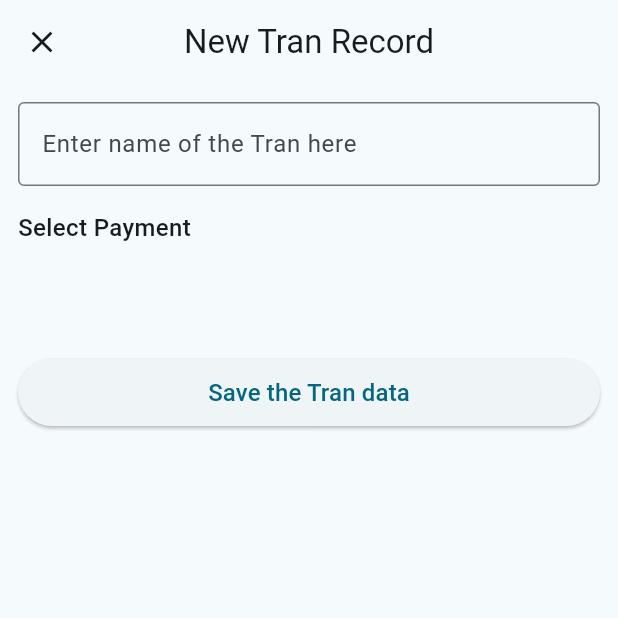
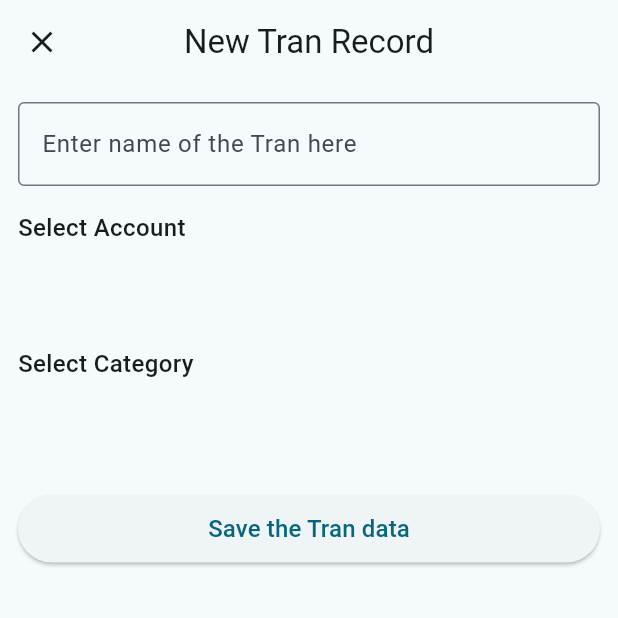
Before and after one commit to Thinnakorn050/mywallet, a Flutter app: the screen it shows after launch, after a tap on an icon or button, on a phone screen of 412 x 824 dp, the top half of it. Run offline on Flutter 3.47's test engine with Material 3 defaults, Android fonts, the phone set to English and light mode, and no system bars; our stand-ins replace font_awesome_flutter, sqflite; accounts and stored records are empty.

Commit message:
category complete

```diff
--- a/lib/common_widgets/payment_selector.dart
+++ b/lib/common_widgets/account_selector.dart
@@ -1,13 +1,13 @@
 import 'package:flutter/material.dart';
 
-class PaymentSelector extends StatelessWidget {
-  const PaymentSelector({
+class AccountSelector extends StatelessWidget {
+  const AccountSelector({
     Key? key,
-    required this.breeds,
+    required this.accounts,
     required this.selectedIndex,
     required this.onChanged,
   }) : super(key: key);
-  final List<String> breeds;
+  final List<String> accounts;
   final int selectedIndex;
   final Function(int) onChanged;
 
@@ -17,7 +17,7 @@ class PaymentSelector extends StatelessWidget {
       crossAxisAlignment: CrossAxisAlignment.start,
       children: [
         Text(
-          'Select Payment',
+          'Select Account',
           style: TextStyle(
             fontSize: 16.0,
             fontWeight: FontWeight.w500,
@@ -28,7 +28,7 @@ class PaymentSelector extends StatelessWidget {
           height: 40.0,
           child: ListView.builder(
             scrollDirection: Axis.horizontal,
-            itemCount: breeds.length,
+            itemCount: accounts.length,
             itemBuilder: (context, index) {
               return GestureDetector(
                 onTap: () => onChanged(index),
@@ -45,7 +45,7 @@ class PaymentSelector extends StatelessWidget {
                           selectedIndex == index ? Colors.teal : Colors.black,
                     ),
                   ),
-                  child: Text(breeds[index]),
+                  child: Text(accounts[index]),
                 ),
               );
             },
--- /dev/null
+++ b/lib/common_widgets/category_selector.dart
@@ -0,0 +1,57 @@
+import 'package:flutter/material.dart';
+
+class CategorySelector extends StatelessWidget {
+  const CategorySelector({
+    Key? key,
+    required this.categories,
+    required this.selectedIndex,
+    required this.onChanged,
+  }) : super(key: key);
+  final List<String> categories;
+  final int selectedIndex;
+  final Function(int) onChanged;
+
+  @override
+  Widget build(BuildContext context) {
+    return Column(
+      crossAxisAlignment: CrossAxisAlignment.start,
+      children: [
+        Text(
+          'Select Category',
+          style: TextStyle(
+            fontSize: 16.0,
+            fontWeight: FontWeight.w500,
+          ),
+        ),
+        SizedBox(height: 12.0),
+        Container(
+          height: 40.0,
+          child: ListView.builder(
+            scrollDirection: Axis.horizontal,
+            itemCount: categories.length,
+            itemBuilder: (context, index) {
+              return GestureDetector(
+                onTap: () => onChanged(index),
+                child: Container(
+                  height: 40.0,
+                  padding: EdgeInsets.symmetric(horizontal: 12.0),
+                  margin: const EdgeInsets.only(right: 12.0),
+                  alignment: Alignment.center,
+                  decoration: BoxDecoration(
+                    borderRadius: BorderRadius.circular(8.0),
+                    border: Border.all(
+                      width: 3.0,
+                      color:
+                          selectedIndex == index ? Colors.teal : Colors.black,
+                    ),
+                  ),
+                  child: Text(categories[index]),
+                ),
+              );
+            },
+          ),
+        ),
+      ],
+    );
+  }
+}
--- a/lib/pages/HomePage.dart
+++ b/lib/pages/HomePage.dart
@@ -1,10 +1,13 @@
 import 'package:flutter/material.dart';
 import 'package:font_awesome_flutter/font_awesome_flutter.dart';
 import 'package:mywallet/common_widgets/account_builder.dart';
+import 'package:mywallet/common_widgets/category_builder.dart';
 import 'package:mywallet/common_widgets/tran_builder.dart';
 import 'package:mywallet/models/account.dart';
+import 'package:mywallet/models/category.dart';
 import 'package:mywallet/models/transfer.dart';
 import 'package:mywallet/pages/account_form_page.dart';
+import 'package:mywallet/pages/category_form_page.dart';
 import 'package:mywallet/pages/tran_form_page.dart';
 import 'package:mywallet/services/database_service.dart';
 
@@ -18,15 +21,19 @@ class HomePage extends StatefulWidget {
 class _HomePageState extends State<HomePage> {
   final DatabaseService _databaseService = DatabaseService();
 
-  Future<List<Transfer>> _getIncomes() async {
+  Future<List<Transfer>> _getTransfers() async {
     return await _databaseService.tranferAll();
   }
 
-  Future<List<Account>> _getBreeds() async {
+  Future<List<Account>> _getAccounts() async {
     return await _databaseService.accountAll();
   }
 
-  Future<void> _onIncomeDelete(Transfer tran) async {
+  Future<List<Category>> _getCategories() async {
+    return await _databaseService.categoryAll();
+  }
+
+  Future<void> _onTransferDelete(Transfer tran) async {
     await _databaseService.deleteTran(tran.id!);
     setState(() {});
   }
@@ -34,7 +41,7 @@ class _HomePageState extends State<HomePage> {
   @override
   Widget build(BuildContext context) {
     return DefaultTabController(
-      length: 2,
+      length: 3,
       child: Scaffold(
         appBar: AppBar(
           title: Text('Tran Database'),
@@ -49,13 +56,17 @@ class _HomePageState extends State<HomePage> {
                 padding: const EdgeInsets.symmetric(vertical: 16.0),
                 child: Text('Account'),
               ),
+              Padding(
+                padding: const EdgeInsets.symmetric(vertical: 16.0),
+                child: Text('Category'),
+              ),
             ],
           ),
         ),
         body: TabBarView(
           children: [
             TranBuilder(
-              future: _getIncomes(),
+              future: _getTransfers(),
               onEdit: (value) {
                 {
                   Navigator.of(context)
@@ -68,10 +79,13 @@ class _HomePageState extends State<HomePage> {
                       .then((_) => setState(() {}));
                 }
               },
-              onDelete: _onIncomeDelete,
+              onDelete: _onTransferDelete,
             ),
             AccountBuilder(
-              future: _getBreeds(),
+              future: _getAccounts(),
+            ),
+            CategoryBuilder(
+              future: _getCategories(),
             ),
           ],
         ),
@@ -89,7 +103,7 @@ class _HomePageState extends State<HomePage> {
                     )
                     .then((_) => setState(() {}));
               },
-              heroTag: 'addPayment',
+              heroTag: 'addAccount',
               child: FaIcon(FontAwesomeIcons.plus),
             ),
             SizedBox(height: 12.0),
@@ -104,8 +118,23 @@ class _HomePageState extends State<HomePage> {
                     )
                     .then((_) => setState(() {}));
               },
-              heroTag: 'addIncome',
+              heroTag: 'addTrans',
               child: FaIcon(FontAwesomeIcons.paw),
+            ),
+            SizedBox(height: 12.0),
+            FloatingActionButton(
+              onPressed: () {
+                Navigator.of(context)
+                    .push(
+                      MaterialPageRoute(
+                        builder: (_) => CategoryFormPage(),
+                        fullscreenDialog: true,
+                      ),
+                    )
+                    .then((_) => setState(() {}));
+              },
+              heroTag: 'addCategory',
+              child: FaIcon(FontAwesomeIcons.check),
             ),
           ],
         ),
--- a/lib/pages/tran_form_page.dart
+++ b/lib/pages/tran_form_page.dart
@@ -1,6 +1,8 @@
 import 'package:flutter/material.dart';
-import 'package:mywallet/common_widgets/payment_selector.dart';
+import 'package:mywallet/common_widgets/account_selector.dart';
+import 'package:mywallet/common_widgets/category_selector.dart';
 import 'package:mywallet/models/account.dart';
+import 'package:mywallet/models/category.dart';
 import 'package:mywallet/models/transfer.dart';
 import 'package:mywallet/services/database_service.dart';
 
@@ -23,10 +25,13 @@ class _TranFormPageState extends State<TranFormPage> {
     Color(0xFF2F1B15),
   ];
   static final List<Account> _accounts = [];
+  static final List<Category> _categories =
+      []; // Assuming you have a Category class
 
   final DatabaseService _databaseService = DatabaseService();
 
   int _selectedAccount = 0;
+  int _selectedCategory = 0;
 
   @override
   void initState() {
@@ -46,12 +51,21 @@ class _TranFormPageState extends State<TranFormPage> {
     return _accounts;
   }
 
+  Future<List<Category>> _getCategories() async {
+    final categories = await _databaseService.categoryAll();
+    if (_categories.isEmpty) _categories.addAll(categories);
+    if (widget.tran != null) {
+      _selectedCategory =
+          _categories.indexWhere((e) => e.id == widget.tran!.categoryId);
+    }
+    return Future.value(_categories); // Wrap the list inside Future.value()
+  }
+
   Future<void> _onSave() async {
     final account = _accounts[_selectedAccount];
+    final category = _categories[_selectedCategory];
 
-    // Assuming money and category are of type int
     final money = 100; // Replace with your actual value
-    final category = 1; // Replace with your actual value
     final date = DateTime.now(); // Replace with your actual value
     final memo = "SomeMemo"; // Replace with your actual value
 
@@ -59,7 +73,7 @@ class _TranFormPageState extends State<TranFormPage> {
         ? await _databaseService.insertTranfer(
             Transfer(
               money: money,
-              categoryId: category,
+              categoryId: category.id!, // Use the selected category ID
               date: date,
               memo: memo,
               accountId: account.id!,
@@ -69,7 +83,7 @@ class _TranFormPageState extends State<TranFormPage> {
             Transfer(
               id: widget.tran!.id,
               money: money,
-              categoryId: category,
+              categoryId: category.id!, // Use the selected category ID
               date: date,
               memo: memo,
               accountId: account.id!,
@@ -103,17 +117,41 @@ class _TranFormPageState extends State<TranFormPage> {
             // Breed Selector
             FutureBuilder<List<Account>>(
               future: _getAccounts(),
-              builder: (context, snapshot) {
-                if (snapshot.connectionState == ConnectionState.waiting) {
+              builder: (context, accountSnapshot) {
+                if (accountSnapshot.connectionState ==
+                    ConnectionState.waiting) {
                   return Text("Loading accounts...");
                 }
-                return PaymentSelector(
-                  breeds: _accounts.map((e) => e.name).toList(),
-                  selectedIndex: _selectedAccount,
-                  onChanged: (value) {
-                    setState(() {
-                      _selectedAccount = value;
-                    });
+                return FutureBuilder<List<Category>>(
+                  future: _getCategories(),
+                  builder: (context, categorySnapshot) {
+                    if (categorySnapshot.connectionState ==
+                        ConnectionState.waiting) {
+                      return Text("Loading categories...");
+                    }
+                    return Column(
+                      children: [
+                        AccountSelector(
+                          accounts: _accounts.map((e) => e.name).toList(),
+                          selectedIndex: _selectedAccount,
+                          onChanged: (value) {
+                            setState(() {
+                              _selectedAccount = value;
+                            });
+                          },
+                        ),
+                        SizedBox(height: 16.0),
+                        CategorySelector(
+                          categories: _categories.map((e) => e.name).toList(),
+                          selectedIndex: _selectedCategory,
+                          onChanged: (value) {
+                            setState(() {
+                              _selectedCategory = value;
+                            });
+                          },
+                        ),
+                      ],
+                    );
                   },
                 );
               },
--- a/lib/services/database_service.dart
+++ b/lib/services/database_service.dart
@@ -55,7 +55,16 @@ class DatabaseService {
 
     //no F key for now it's error
     await db.execute(
-      'CREATE TABLE transfer(id INTEGER PRIMARY KEY, money INTEGER, date TEXT, memo TEXT, accountId INTEGER, categoryId INTEGER)',
+      'CREATE TABLE transfer('
+      'id INTEGER PRIMARY KEY, '
+      'money INTEGER, '
+      'date TEXT, '
+      'memo TEXT, '
+      'accountId INTEGER, '
+      'categoryId INTEGER, '
+      'FOREIGN KEY(accountId) REFERENCES account(id), '
+      'FOREIGN KEY(categoryId) REFERENCES category(id)'
+      ')',
     );
   }
 
@@ -192,6 +201,20 @@ class DatabaseService {
     );
   }
 
+  Future<void> deleteCategory(int id) async {
+    // Get a reference to the database.
+    final db = await _databaseService.database;
+
+    // Remove the Breed from the database.
+    await db.delete(
+      'category',
+      // Use a `where` clause to delete a specific breed.
+      where: 'id = ?',
+      // Pass the Breed's id as a whereArg to prevent SQL injection.
+      whereArgs: [id],
+    );
+  }
+
   Future<void> deleteTran(int id) async {
     final db = await _databaseService.database;
     await db.delete('transfer', where: 'id = ?', whereArgs: [id]);
```
Also changed, not shown: lib/pages/category_form_page.dart (added, +60 -0 lines).
